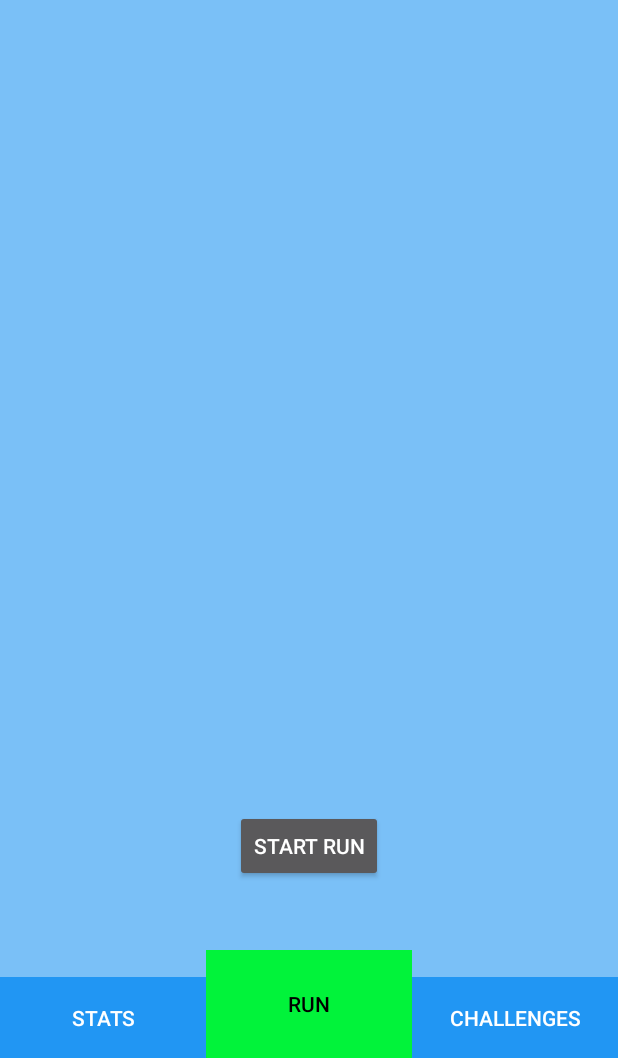
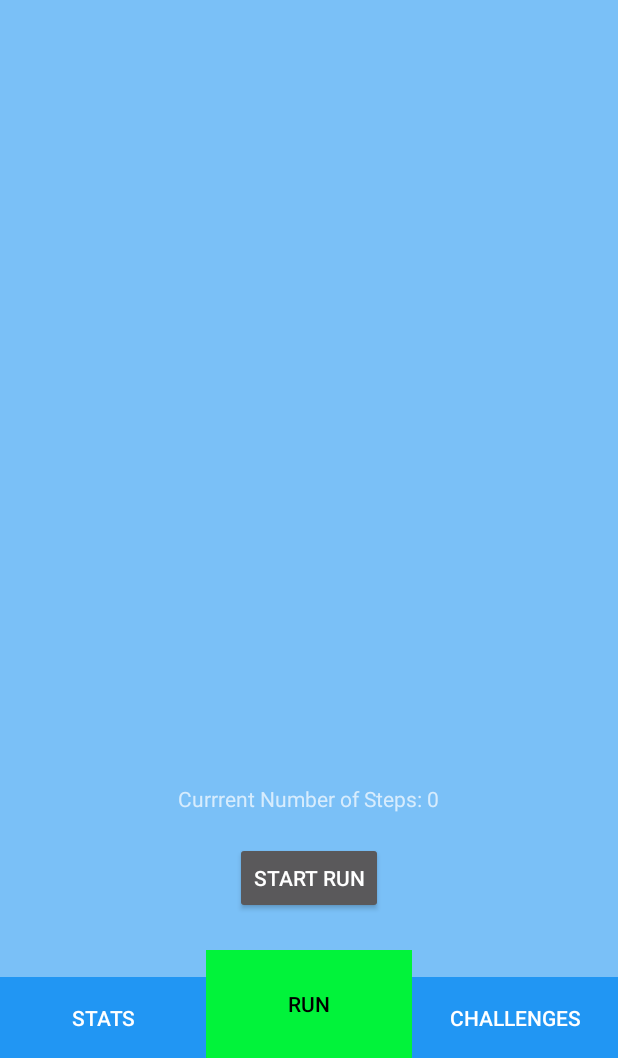
Before and after one commit to healthy-u/healthyu, an Android app: the MapsActivity screen opened directly, with no data from a screen before it, on a phone screen of 412 x 824 dp, the part 178-1236 px from its top. Run offline under Robolectric (Android 15) with nearby library versions, the phone set to English and light mode, and no system bars.

Commit message:
Uploaded to wrong spot first time

```diff
--- a/app/src/main/res/layout/activity_maps.xml
+++ b/app/src/main/res/layout/activity_maps.xml
@@ -78,10 +78,19 @@
             android:id="@+id/btnStartRun"
             android:layout_width="wrap_content"
             android:layout_height="wrap_content"
+            android:layout_marginBottom="24dp"
+            android:text="@string/start_run"
             android:layout_above="@+id/linearLayout"
+            android:layout_centerHorizontal="true" />
+
+        <TextView
+            android:id="@+id/textView8"
+            android:layout_width="wrap_content"
+            android:layout_height="wrap_content"
+            android:layout_above="@+id/btnStartRun"
             android:layout_centerHorizontal="true"
-            android:layout_marginBottom="45dp"
-            android:text="@string/start_run" />
+            android:layout_marginBottom="19dp"
+            android:text="Number Of Steps" />
 
     </RelativeLayout>
 
```
